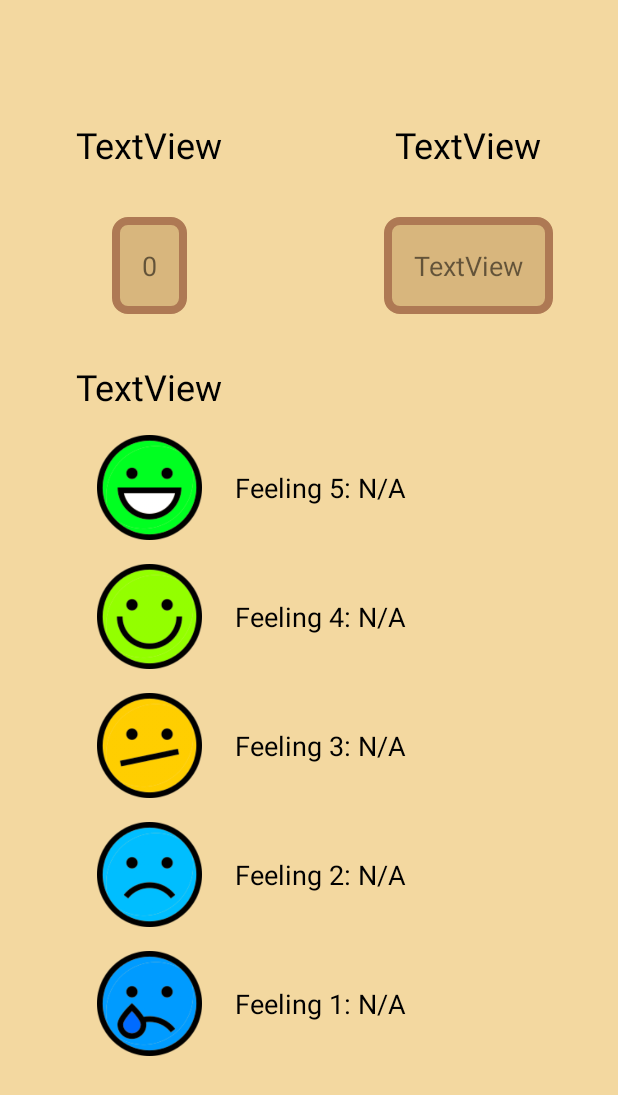
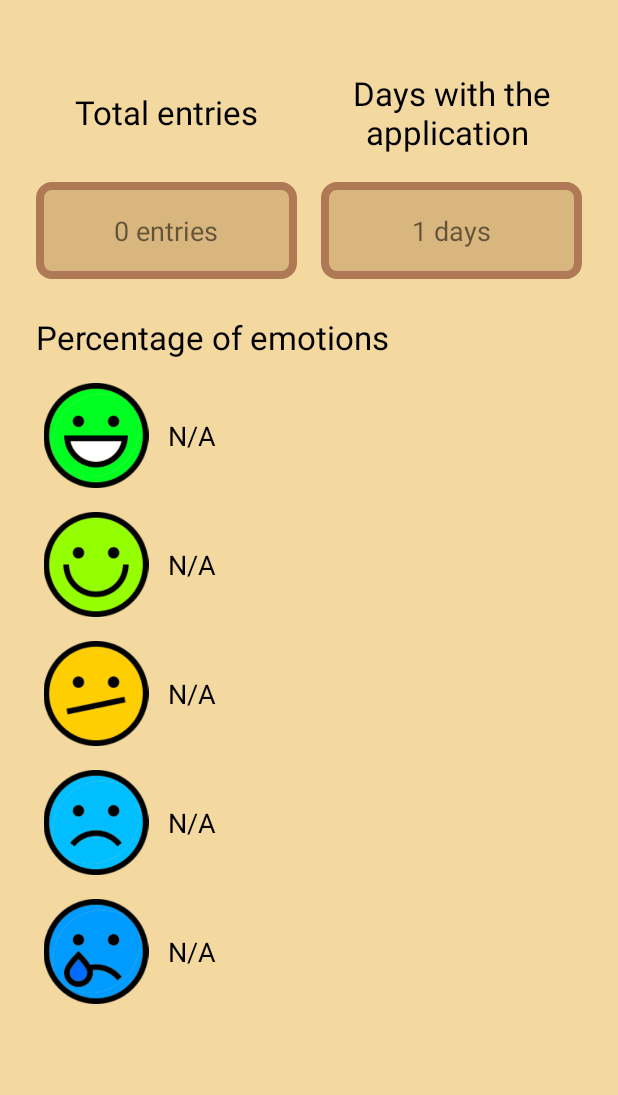
Before and after one commit to oriolmiro/gratitudejournal, an Android app: the InsightFragment screen opened through its navigation route, on a phone screen of 412 x 824 dp. Shown: the top 1095 px of the screen. Run offline under Robolectric (Android 15) with nearby library versions, the phone set to English and light mode, and no system bars; our stand-ins replace Firebase (no records; nobody signed in at launch, a user with empty details on screens opened directly), navigation-ui; Roboto replaces fonts that are not available here; 2 statements that could not run were skipped.

Commit message:
insight hecho

```diff
--- a/app/src/main/java/org/insbaixcamp/gratitude/journal/daily/tools/SettingsManager.java
+++ b/app/src/main/java/org/insbaixcamp/gratitude/journal/daily/tools/SettingsManager.java
@@ -23,12 +23,15 @@ import org.insbaixcamp.gratitude.journal.daily.model.User;
 import org.json.JSONException;
 import org.json.JSONObject;
 
+import java.text.SimpleDateFormat;
+import java.util.Date;
 import java.util.Locale;
 import java.util.TimeZone;
 
 public class SettingsManager {
     private static final String KEY_USER_NAME = "user_name";
     private final String PREF_NAME;
+    private static final String DATE_FIRST_TIME = "date_first_time";
     private static final String KEY_OPEN_COUNT = "open_count"; // Clave para almacenar el contador
     private static final String KEY_USER_ID = "user_id";
     private static final String KEY_ONBOARDING_FINISH = "onboarding_finish"; // Nueva clave
@@ -83,6 +86,15 @@ public class SettingsManager {
     public void onboardingFinish() {
         // Establece la variable "onboarding_finish" en SharedPreferences como "true"
         sharedPreferences.edit().putBoolean(KEY_ONBOARDING_FINISH, true).apply();
+        Date currentDate = new Date();
+        SimpleDateFormat dateFormat = new SimpleDateFormat("dd-MM-yyyy");
+        String fechaActual = dateFormat.format(currentDate);
+        sharedPreferences.edit().putString(DATE_FIRST_TIME, fechaActual).apply();
+
+    }
+    public String getDateFirstTime() {
+        return sharedPreferences.getString(DATE_FIRST_TIME, null);
+
     }
     public boolean isOnboardingFinished() {
         // Obtiene el valor de la variable "onboarding_finish" desde SharedPreferences
--- a/app/src/main/java/org/insbaixcamp/gratitude/journal/daily/ui/home/HomeFragment.java
+++ b/app/src/main/java/org/insbaixcamp/gratitude/journal/daily/ui/home/HomeFragment.java
@@ -2,6 +2,7 @@ package org.insbaixcamp.gratitude.journal.daily.ui.home;
 
 import android.os.Bundle;
 import android.os.Parcelable;
+import android.util.Log;
 import android.view.LayoutInflater;
 import android.view.View;
 import android.view.ViewGroup;
@@ -111,6 +112,7 @@ public class HomeFragment extends Fragment implements EntryAdapter.OnItemClickLi
                 }
 
                 adapter.notifyDataSetChanged();
+
             }
 
             @Override
@@ -139,11 +141,11 @@ public class HomeFragment extends Fragment implements EntryAdapter.OnItemClickLi
 
         String greeting;
         if (currentHour >= 0 && currentHour < 12) {
-            greeting = "Buenos días";
+            greeting = getString(R.string.good_morning);
         } else if (currentHour >= 12 && currentHour < 18) {
-            greeting = "Buenas tardes";
+            greeting = getString(R.string.good_afternoon);
         } else {
-            greeting = "Buenas noches";
+            greeting = getString(R.string.good_evening);
         }
 
         // Crear el mensaje combinando el saludo y el nombre del usuario
--- a/app/src/main/java/org/insbaixcamp/gratitude/journal/daily/ui/insight/InsightFragment.java
+++ b/app/src/main/java/org/insbaixcamp/gratitude/journal/daily/ui/insight/InsightFragment.java
@@ -1,18 +1,18 @@
 package org.insbaixcamp.gratitude.journal.daily.ui.insight;
+
 
 import androidx.lifecycle.ViewModelProvider;
 
+import android.content.SharedPreferences;
 import android.os.Bundle;
 
 import androidx.annotation.NonNull;
 import androidx.annotation.Nullable;
 import androidx.fragment.app.Fragment;
 
-import android.util.Log;
 import android.view.LayoutInflater;
 import android.view.View;
 import android.view.ViewGroup;
-import android.widget.TextView;
 
 import com.google.firebase.database.DataSnapshot;
 import com.google.firebase.database.DatabaseError;
@@ -21,19 +21,23 @@ import com.google.firebase.database.FirebaseDatabase;
 import com.google.firebase.database.ValueEventListener;
 
 import org.insbaixcamp.gratitude.journal.daily.R;
-import org.insbaixcamp.gratitude.journal.daily.databinding.FragmentHomeBinding;
 import org.insbaixcamp.gratitude.journal.daily.databinding.FragmentInsightBinding;
 import org.insbaixcamp.gratitude.journal.daily.tools.SettingsManager;
-import org.insbaixcamp.gratitude.journal.daily.ui.home.HomeFragment;
+
+import java.text.ParseException;
+import java.text.SimpleDateFormat;
+import java.util.Date;
+import java.util.concurrent.TimeUnit;
 
 
 public class InsightFragment extends Fragment {
-    int h;
+    int count_entries;
     int feelingCount1 = 0;
     int feelingCount2 = 0;
     int feelingCount3 = 0;
     int feelingCount4 = 0;
     int feelingCount5 = 0;
+    private SharedPreferences sharedPref;
     private FragmentInsightBinding binding;
     private InsightViewModel mViewModel;
 
@@ -48,15 +52,29 @@ public class InsightFragment extends Fragment {
         View root = binding.getRoot();
         SettingsManager settingsManagerInstance = new SettingsManager(getContext());
         String userId = settingsManagerInstance.getUserId();
+        Date currentDate = new Date();
+        SimpleDateFormat dateFormat = new SimpleDateFormat("dd-MM-yyyy");
+        String fechaActual = dateFormat.format(currentDate);
 
+        String date_first_time = settingsManagerInstance.getDateFirstTime();
         FirebaseDatabase database = FirebaseDatabase.getInstance();
         DatabaseReference journalEntriesRef = database.getReference("journal/" + userId + "/");
-
+        Date storedDate = null;
+        Date storedDate2 = null;
+        try {
+            storedDate = dateFormat.parse(date_first_time);
+            storedDate2 = dateFormat.parse(fechaActual);
+        } catch (ParseException e) {
+            e.printStackTrace();
+        }
+        long differenceInMillis = storedDate2.getTime() - storedDate.getTime();
+        long differenceInDays = (TimeUnit.MILLISECONDS.toDays(differenceInMillis)) + 1;
+        binding.tvDaysApplicationResult.setText(String.valueOf(differenceInDays) + getString(R.string.days));
         journalEntriesRef.addValueEventListener(new ValueEventListener() {
             @Override
             public void onDataChange(@NonNull DataSnapshot dataSnapshot) {
-                h = (int) dataSnapshot.getChildrenCount();
-                binding.textView2.setText(String.valueOf(h));
+                count_entries = (int) dataSnapshot.getChildrenCount();
+                binding.tvTotalEntriesResult.setText(String.valueOf(count_entries) + getString(R.string.entries));
 
                 for (DataSnapshot entrySnapshot : dataSnapshot.getChildren()) {
                     Integer feelingValue = entrySnapshot.child("feeling").getValue(Integer.class);
@@ -83,33 +101,53 @@ public class InsightFragment extends Fragment {
                 }
 
                 // Verificar si h es 0 antes de calcular y mostrar los porcentajes
-                if (h != 0) {
+                if (count_entries != 0) {
                     // Calcular y mostrar el porcentaje para feelingCount1
-                    double porcentaje1 = (double) feelingCount1 / h * 100;
-                    binding.textView7.setText(String.format("%.2f%%", porcentaje1));
+                    double porcentaje1 = (double) feelingCount1 / count_entries * 100;
+                    if (porcentaje1 != 0.0) {
+                        binding.tvFeeling1Result.setText(String.format("%.2f%%", porcentaje1));
+                    } else {
+                        binding.tvFeeling1Result.setText("N/A");
+                    }
 
                     // Calcular y mostrar el porcentaje para feelingCount2
-                    double porcentaje2 = (double) feelingCount2 / h * 100;
-                    binding.textView6.setText(String.format("%.2f%%", porcentaje2));
+                    double porcentaje2 = (double) feelingCount2 / count_entries * 100;
+                    if (porcentaje2 != 0.0) {
+                        binding.tvFeeling2Result.setText(String.format("%.2f%%", porcentaje2));
+                    } else {
+                        binding.tvFeeling2Result.setText("N/A");
+                    }
 
                     // Calcular y mostrar el porcentaje para feelingCount3
-                    double porcentaje3 = (double) feelingCount3 / h * 100;
-                    binding.textView8.setText(String.format("%.2f%%", porcentaje3));
+                    double porcentaje3 = (double) feelingCount3 / count_entries * 100;
+                    if (porcentaje3 != 0.0) {
+                        binding.tvFeeling3Result.setText(String.format("%.2f%%", porcentaje3));
+                    } else {
+                        binding.tvFeeling3Result.setText("N/A");
+                    }
 
                     // Calcular y mostrar el porcentaje para feelingCount4
-                    double porcentaje4 = (double) feelingCount4 / h * 100;
-                    binding.textView9.setText(String.format("%.2f%%", porcentaje4));
+                    double porcentaje4 = (double) feelingCount4 / count_entries * 100;
+                    if (porcentaje4 != 0.0) {
+                        binding.tvFeeling4Result.setText(String.format("%.2f%%", porcentaje4));
+                    } else {
+                        binding.tvFeeling4Result.setText("N/A");
+                    }
 
                     // Calcular y mostrar el porcentaje para feelingCount5
-                    double porcentaje5 = (double) feelingCount5 / h * 100;
-                    binding.textView10.setText(String.format("%.2f%%", porcentaje5));
+                    double porcentaje5 = (double) feelingCount5 / count_entries * 100;
+                    if (porcentaje5 != 0.0) {
+                        binding.tvFeeling5Result.setText(String.format("%.2f%%", porcentaje5));
+                    } else {
+                        binding.tvFeeling5Result.setText("N/A");
+                    }
                 } else {
                     // Si h es 0, establecer los textos en los TextView como "N/A"
-                    binding.textView7.setText("Feeling 1: N/A");
-                    binding.textView6.setText("Feeling 2: N/A");
-                    binding.textView8.setText("Feeling 3: N/A");
-                    binding.textView9.setText("Feeling 4: N/A");
-                    binding.textView10.setText("Feeling 5: N/A");
+                    binding.tvFeeling1Result.setText("N/A");
+                    binding.tvFeeling2Result.setText("N/A");
+                    binding.tvFeeling3Result.setText("N/A");
+                    binding.tvFeeling4Result.setText("N/A");
+                    binding.tvFeeling5Result.setText("N/A");
                 }
             }
 
--- a/app/src/main/res/layout/fragment_insight.xml
+++ b/app/src/main/res/layout/fragment_insight.xml
@@ -8,179 +8,183 @@
     tools:context=".ui.insight.InsightFragment">
 
     <TextView
-        android:id="@+id/textView"
-        android:layout_width="wrap_content"
+        android:id="@+id/tv_total_entries"
+        android:layout_width="0dp"
         android:layout_height="wrap_content"
-        android:layout_marginTop="80dp"
-        android:layout_marginEnd="64dp"
+        android:layout_marginStart="24dp"
+        android:layout_marginTop="60dp"
+        android:layout_marginEnd="16dp"
         android:fontFamily="@font/abeezee"
-        android:text="TextView"
+        android:gravity="center"
+        android:text="@string/total_entries"
         android:textColor="#000000"
-        android:textSize="24sp"
-        app:layout_constraintEnd_toStartOf="@+id/textView3"
+        android:textSize="22sp"
+        app:layout_constraintEnd_toStartOf="@+id/tv_days_application"
         app:layout_constraintHorizontal_bias="0.5"
         app:layout_constraintStart_toStartOf="parent"
         app:layout_constraintTop_toTopOf="parent" />
 
     <TextView
-        android:id="@+id/textView2"
-        android:layout_width="wrap_content"
+        android:id="@+id/tv_total_entries_result"
+        android:layout_width="0dp"
         android:layout_height="wrap_content"
         android:layout_marginTop="32dp"
         android:background="@drawable/insight"
+        android:gravity="center"
         android:padding="20dp"
         android:text="TextView"
         android:textSize="18sp"
-        app:layout_constraintEnd_toEndOf="@+id/textView"
-        app:layout_constraintStart_toStartOf="@+id/textView"
-        app:layout_constraintTop_toBottomOf="@+id/textView" />
+        app:layout_constraintEnd_toEndOf="@+id/tv_total_entries"
+        app:layout_constraintStart_toStartOf="@+id/tv_total_entries"
+        app:layout_constraintTop_toBottomOf="@+id/tv_total_entries" />
 
     <TextView
-        android:id="@+id/textView3"
-        android:layout_width="wrap_content"
+        android:id="@+id/tv_days_application"
+        android:layout_width="0dp"
         android:layout_height="wrap_content"
+        android:layout_marginEnd="24dp"
         android:fontFamily="@font/abeezee"
-        android:text="TextView"
+        android:gravity="center"
+        android:text="@string/days_application"
         android:textColor="#000000"
-        android:textSize="24sp"
-        app:layout_constraintBottom_toBottomOf="@+id/textView"
+        android:textSize="22sp"
+        app:layout_constraintBottom_toBottomOf="@+id/tv_total_entries"
         app:layout_constraintEnd_toEndOf="parent"
         app:layout_constraintHorizontal_bias="0.5"
-        app:layout_constraintStart_toEndOf="@+id/textView"
-        app:layout_constraintTop_toTopOf="@+id/textView" />
+        app:layout_constraintStart_toEndOf="@+id/tv_total_entries"
+        app:layout_constraintTop_toTopOf="@+id/tv_total_entries" />
 
     <TextView
-        android:id="@+id/textView4"
-        android:layout_width="wrap_content"
-        android:layout_height="wrap_content"
+        android:id="@+id/tv_days_application_result"
+        android:layout_width="0dp"
+        android:layout_height="0dp"
         android:background="@drawable/insight"
+        android:gravity="center"
         android:padding="20dp"
         android:text="TextView"
         android:textSize="18sp"
-        app:layout_constraintBottom_toBottomOf="@+id/textView2"
-        app:layout_constraintEnd_toEndOf="@+id/textView3"
-        app:layout_constraintStart_toStartOf="@+id/textView3"
-        app:layout_constraintTop_toTopOf="@+id/textView2" />
+        app:layout_constraintBottom_toBottomOf="@+id/tv_total_entries_result"
+        app:layout_constraintEnd_toEndOf="@+id/tv_days_application"
+        app:layout_constraintStart_toStartOf="@+id/tv_days_application"
+        app:layout_constraintTop_toTopOf="@+id/tv_total_entries_result" />
 
     <TextView
-        android:id="@+id/textView5"
-        android:layout_width="wrap_content"
+        android:id="@+id/tv_percentage_emotion"
+        android:layout_width="0dp"
         android:layout_height="wrap_content"
-        android:layout_marginTop="32dp"
-        android:text="TextView"
+        android:layout_marginTop="24dp"
+        android:text="@string/percentage_emotions"
         android:textColor="#000000"
-        android:textSize="24sp"
-        app:layout_constraintEnd_toEndOf="@+id/textView2"
-        app:layout_constraintStart_toStartOf="@+id/textView2"
-        app:layout_constraintTop_toBottomOf="@+id/textView2" />
+        android:textSize="22sp"
+        app:layout_constraintStart_toStartOf="@+id/tv_total_entries_result"
+        app:layout_constraintTop_toBottomOf="@+id/tv_total_entries_result" />
 
     <ImageView
-        android:id="@+id/imageView2"
+        android:id="@+id/iv_feeling_4"
         android:layout_width="0dp"
         android:layout_height="70dp"
         android:layout_marginTop="16dp"
         android:src="@drawable/contento"
-        app:layout_constraintEnd_toEndOf="@+id/imageView5"
-        app:layout_constraintStart_toStartOf="@+id/imageView5"
-        app:layout_constraintTop_toBottomOf="@+id/imageView5" />
+        app:layout_constraintEnd_toEndOf="@+id/iv_feeling_5"
+        app:layout_constraintStart_toStartOf="@+id/iv_feeling_5"
+        app:layout_constraintTop_toBottomOf="@+id/iv_feeling_5" />
 
     <ImageView
-        android:id="@+id/imageView3"
+        android:id="@+id/iv_feeling_3"
         android:layout_width="0dp"
         android:layout_height="70dp"
         android:layout_marginTop="16dp"
         android:src="@drawable/indiferente"
-        app:layout_constraintEnd_toEndOf="@+id/imageView2"
-        app:layout_constraintStart_toStartOf="@+id/imageView2"
-        app:layout_constraintTop_toBottomOf="@+id/imageView2" />
+        app:layout_constraintEnd_toEndOf="@+id/iv_feeling_4"
+        app:layout_constraintStart_toStartOf="@+id/iv_feeling_4"
+        app:layout_constraintTop_toBottomOf="@+id/iv_feeling_4" />
 
     <ImageView
-        android:id="@+id/imageView4"
+        android:id="@+id/iv_feeling_1"
         android:layout_width="0dp"
         android:layout_height="70dp"
         android:layout_marginTop="16dp"
         android:src="@drawable/llorando"
-        app:layout_constraintEnd_toEndOf="@+id/imageView6"
-        app:layout_constraintStart_toStartOf="@+id/imageView6"
-        app:layout_constraintTop_toBottomOf="@+id/imageView6" />
+        app:layout_constraintEnd_toEndOf="@+id/iv_feeling_2"
+        app:layout_constraintStart_toStartOf="@+id/iv_feeling_2"
+        app:layout_constraintTop_toBottomOf="@+id/iv_feeling_2" />
 
     <ImageView
-        android:id="@+id/imageView5"
-        android:layout_width="0dp"
+        android:id="@+id/iv_feeling_5"
+        android:layout_width="80dp"
         android:layout_height="70dp"
         android:layout_marginTop="16dp"
         android:src="@drawable/muy_contento"
-        app:layout_constraintEnd_toEndOf="@+id/textView5"
-        app:layout_constraintStart_toStartOf="@+id/textView5"
-        app:layout_constraintTop_toBottomOf="@+id/textView5" />
+        app:layout_constraintStart_toStartOf="@+id/tv_percentage_emotion"
+        app:layout_constraintTop_toBottomOf="@+id/tv_percentage_emotion" />
 
     <ImageView
-        android:id="@+id/imageView6"
+        android:id="@+id/iv_feeling_2"
         android:layout_width="0dp"
         android:layout_height="70dp"
         android:layout_marginTop="16dp"
         android:src="@drawable/triste"
-        app:layout_constraintEnd_toEndOf="@+id/imageView3"
-        app:layout_constraintStart_toStartOf="@+id/imageView3"
-        app:layout_constraintTop_toBottomOf="@+id/imageView3" />
+        app:layout_constraintEnd_toEndOf="@+id/iv_feeling_3"
+        app:layout_constraintStart_toStartOf="@+id/iv_feeling_3"
+        app:layout_constraintTop_toBottomOf="@+id/iv_feeling_3" />
 
     <TextView
-        android:id="@+id/textView6"
+        android:id="@+id/tv_feeling2_result"
         android:layout_width="wrap_content"
         android:layout_height="wrap_content"
         android:layout_marginStart="8dp"
         android:text="TextView"
         android:textColor="#000000"
         android:textSize="18sp"
-        app:layout_constraintBottom_toBottomOf="@+id/imageView6"
-        app:layout_constraintStart_toEndOf="@+id/imageView6"
-        app:layout_constraintTop_toTopOf="@+id/imageView6" />
+        app:layout_constraintBottom_toBottomOf="@+id/iv_feeling_2"
+        app:layout_constraintStart_toEndOf="@+id/iv_feeling_2"
+        app:layout_constraintTop_toTopOf="@+id/iv_feeling_2" />
 
     <TextView
-        android:id="@+id/textView7"
+        android:id="@+id/tv_feeling1_result"
         android:layout_width="wrap_content"
         android:layout_height="wrap_content"
         android:layout_marginStart="8dp"
         android:text="TextView"
         android:textColor="#000000"
         android:textSize="18sp"
-        app:layout_constraintBottom_toBottomOf="@+id/imageView4"
-        app:layout_constraintStart_toEndOf="@+id/imageView4"
-        app:layout_constraintTop_toTopOf="@+id/imageView4" />
+        app:layout_constraintBottom_toBottomOf="@+id/iv_feeling_1"
+        app:layout_constraintStart_toEndOf="@+id/iv_feeling_1"
+        app:layout_constraintTop_toTopOf="@+id/iv_feeling_1" />
 
     <TextView
-        android:id="@+id/textView8"
+        android:id="@+id/tv_feeling3_result"
         android:layout_width="wrap_content"
         android:layout_height="wrap_content"
         android:layout_marginStart="8dp"
         android:text="TextView"
         android:textColor="#000000"
         android:textSize="18sp"
-        app:layout_constraintBottom_toBottomOf="@+id/imageView3"
-        app:layout_constraintStart_toEndOf="@+id/imageView3"
-        app:layout_constraintTop_toTopOf="@+id/imageView3" />
+        app:layout_constraintBottom_toBottomOf="@+id/iv_feeling_3"
+        app:layout_constraintStart_toEndOf="@+id/iv_feeling_3"
+        app:layout_constraintTop_toTopOf="@+id/iv_feeling_3" />
 
     <TextView
-        android:id="@+id/textView9"
+        android:id="@+id/tv_feeling4_result"
         android:layout_width="wrap_content"
         android:layout_height="wrap_content"
         android:layout_marginStart="8dp"
         android:text="TextView"
         android:textColor="#000000"
         android:textSize="18sp"
-        app:layout_constraintBottom_toBottomOf="@+id/imageView2"
-        app:layout_constraintStart_toEndOf="@+id/imageView2"
-        app:layout_constraintTop_toTopOf="@+id/imageView2" />
+        app:layout_constraintBottom_toBottomOf="@+id/iv_feeling_4"
+        app:layout_constraintStart_toEndOf="@+id/iv_feeling_4"
+        app:layout_constraintTop_toTopOf="@+id/iv_feeling_4" />
 
     <TextView
-        android:id="@+id/textView10"
+        android:id="@+id/tv_feeling5_result"
         android:layout_width="wrap_content"
         android:layout_height="wrap_content"
         android:layout_marginStart="8dp"
         android:text="TextView"
         android:textColor="#000000"
         android:textSize="18sp"
-        app:layout_constraintBottom_toTopOf="@+id/imageView2"
-        app:layout_constraintStart_toEndOf="@+id/imageView5"
-        app:layout_constraintTop_toBottomOf="@+id/textView5" />
+        app:layout_constraintBottom_toTopOf="@+id/iv_feeling_4"
+        app:layout_constraintStart_toEndOf="@+id/iv_feeling_5"
+        app:layout_constraintTop_toBottomOf="@+id/tv_percentage_emotion" />
 </androidx.constraintlayout.widget.ConstraintLayout>
--- a/app/src/main/res/values/colors.xml
+++ b/app/src/main/res/values/colors.xml
@@ -9,6 +9,7 @@
     <color name="white">#FFFFFFFF</color>
     <color name="lavender">#8692f7</color>
     <color name="grey">#808080</color>
+
     <color name="fondo">#f3d8a0</color>
     <color name="card">#d8b67d</color>
     <color name="button">#ae7954</color>
--- a/app/src/main/res/values/strings.xml
+++ b/app/src/main/res/values/strings.xml
@@ -10,4 +10,13 @@
     <string name="whats_your_name">What\'s your name?</string>
     <string name="tv_entry_sun">Today was a good day because:</string>
     <string name="tv_entry_moon">Tonight I am thankful for:</string>
+    <string name="total_entries">Total entries</string>
+    <string name="days_with_application">"Days with the application "</string>
+    <string name="days_application">"Days with the application "</string>
+    <string name="percentage_emotions">Percentage of emotions</string>
+    <string name="days">" days"</string>
+    <string name="entries">" entries"</string>
+    <string name="good_morning">Good morning</string>
+    <string name="good_afternoon">Good afternoon</string>
+    <string name="good_evening">Good evening</string>
 </resources>
```
